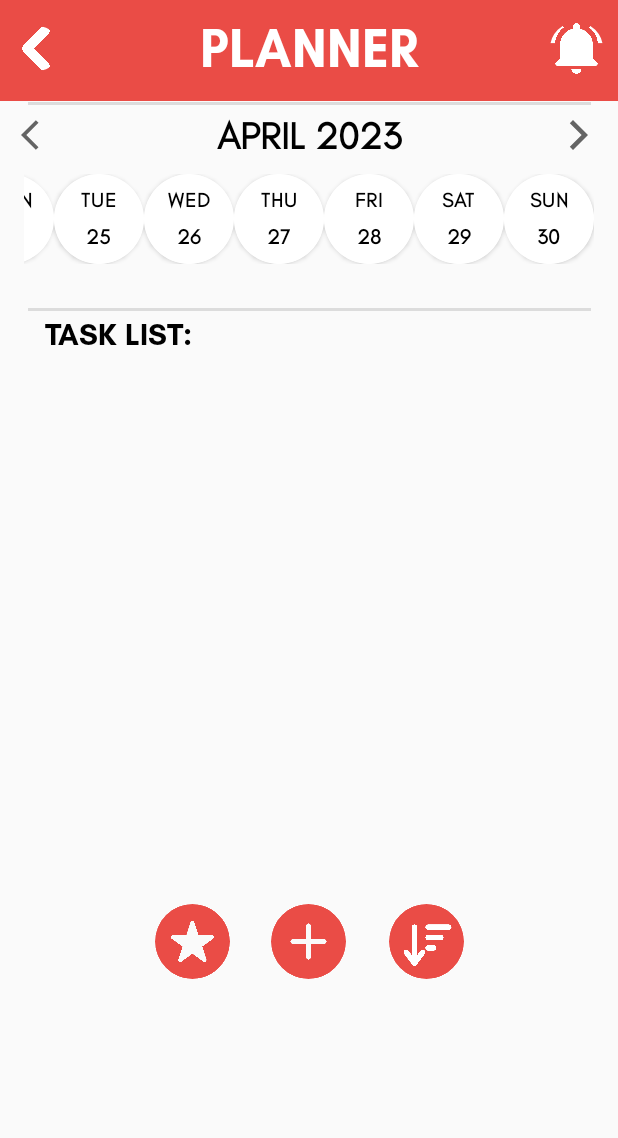
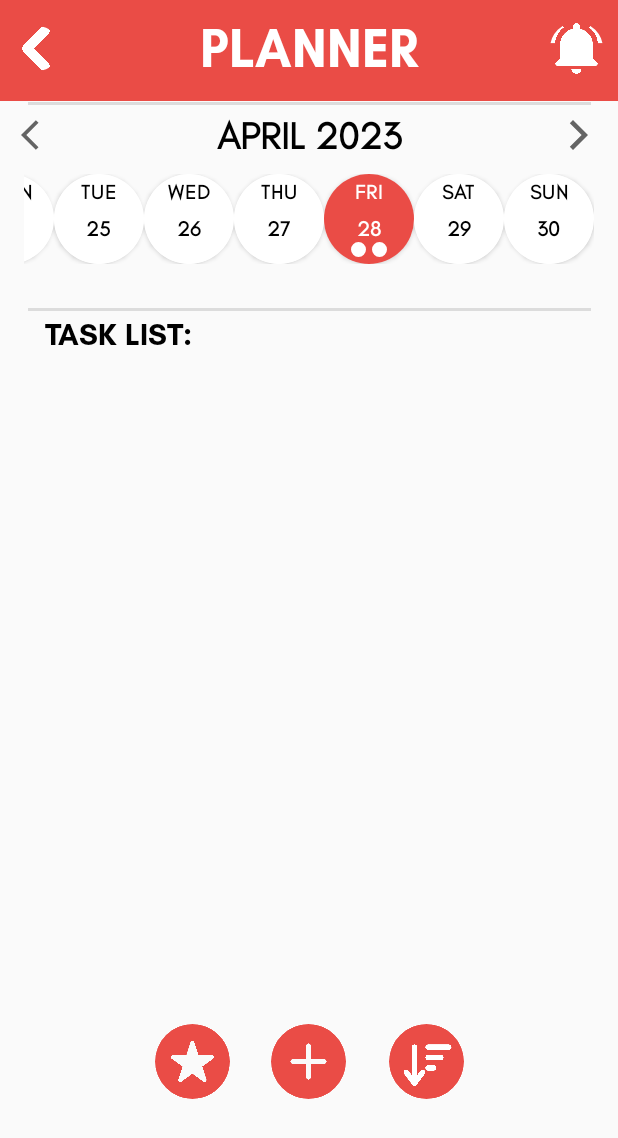
Before and after one commit to jugu612/CS129, an Android app: the Planner screen opened directly, with no data from a screen before it, on a phone screen of 412 x 824 dp. Shown: the top 1138 px of the screen. Run offline under Robolectric (Android 15) with nearby library versions, the phone set to English and light mode, and no system bars; our stand-ins replace data binding; 2 statements that could not run were skipped.

Commit message:
Set default calendar position/Added unit test cases

```diff
--- a/app/src/main/java/com/amadeus/ting/CalendarAdapter.kt
+++ b/app/src/main/java/com/amadeus/ting/CalendarAdapter.kt
@@ -1,28 +1,44 @@
 package com.amadeus.ting
+import android.content.Context
 import android.view.LayoutInflater
 import android.view.View
 import android.view.ViewGroup
 import android.widget.LinearLayout
 import android.widget.TextView
-import androidx.cardview.widget.CardView
 import androidx.core.content.ContextCompat
 import androidx.recyclerview.widget.RecyclerView
-import com.amadeus.ting.R
-import com.amadeus.ting.CalendarDateModel
 import java.time.LocalDate
 
 class CalendarAdapter(private val listener: (calendarDateModel: CalendarDateModel, position: Int) -> Unit) :
-    RecyclerView.Adapter<CalendarAdapter.MyViewHolder>() {
+    RecyclerView.Adapter<CalendarAdapter.CalendarViewHolder>() {
     private val list = ArrayList<CalendarDateModel>()
+    private lateinit var dbHelper:TaskDatabase
+    private lateinit var dialogLayout:View
+
     val current = LocalDate.now()
-    inner class MyViewHolder(view: View) : RecyclerView.ViewHolder(view) {
-        fun bind(calendarDateModel: CalendarDateModel) {
+    inner class CalendarViewHolder(view: View) : RecyclerView.ViewHolder(view) {
+        fun bind(calendarDateModel: CalendarDateModel, taskList:List<TaskModel>) {
+
+
             val calendarDay = itemView.findViewById<TextView>(R.id.tv_calendar_day)
             val calendarDate = itemView.findViewById<TextView>(R.id.tv_calendar_date)
             val cardView = itemView.findViewById<LinearLayout>(R.id.circle_cal)
-            val defaultPos = current.dayOfMonth
+            val dateStatus = itemView.findViewById<LinearLayout>(R.id.test_calstatus)
+            val dateStatus2 = itemView.findViewById<LinearLayout>(R.id.test_calstatus2)
+            val curDate = current.dayOfMonth
+
+            var curCalModel:CalendarDateModel
+
+
+
+
+            //Database instance to grab the date and convert it to a usable string
+            if(calendarDateModel.calendarDate == curDate.toString()){
+                calendarDateModel.isSelected = true
+            }
 
             if (calendarDateModel.isSelected) {
+                curCalModel = calendarDateModel
                 calendarDay.setTextColor(
                     ContextCompat.getColor(
                         itemView.context,
@@ -41,7 +57,11 @@ class CalendarAdapter(private val listener: (calendarDateModel: CalendarDateMode
                         R.color.red
                     )
                 )
-            } else {
+
+            }
+
+
+            else {
                 calendarDay.setTextColor(
                     ContextCompat.getColor(
                         itemView.context,
@@ -62,22 +82,35 @@ class CalendarAdapter(private val listener: (calendarDateModel: CalendarDateMode
                 )
             }
 
+
             calendarDay.text = calendarDateModel.calendarDay
             calendarDate.text = calendarDateModel.calendarDate
             cardView.setOnClickListener {
+                // reset the isSelected flag of all models
+                list.forEach { it.isSelected = false }
+
+                // set the isSelected flag of the clicked model to true
+                calendarDateModel.isSelected = true
+
+                // invoke the click listener with the clicked model and its position
                 listener.invoke(calendarDateModel, adapterPosition)
+
+                // notify the adapter that the data set has changed
+                notifyDataSetChanged()
             }
         }
 
     }
 
-    override fun onCreateViewHolder(parent: ViewGroup, viewType: Int): MyViewHolder {
+    override fun onCreateViewHolder(parent: ViewGroup, viewType: Int): CalendarViewHolder {
         val view = LayoutInflater.from(parent.context).inflate(R.layout.row_calendar_date, parent, false)
-        return MyViewHolder(view)
+        return CalendarViewHolder(view)
     }
 
-    override fun onBindViewHolder(holder: MyViewHolder, position: Int) {
-        holder.bind(list[position])
+    override fun onBindViewHolder(holder: CalendarViewHolder, position: Int) {
+        val dbHelper = TaskDatabase(holder.itemView.context)
+        val taskList = dbHelper.getAllTasks()
+        holder.bind(list[position], taskList)
     }
 
     override fun getItemCount(): Int {
@@ -90,10 +123,6 @@ class CalendarAdapter(private val listener: (calendarDateModel: CalendarDateMode
         notifyDataSetChanged()
     }
 
-    fun scrolltoPos(position: Int){
-
-    }
-
     fun showTasks(){
         // Shows tasks on selected date
     }
--- a/app/src/main/java/com/amadeus/ting/Planner.kt
+++ b/app/src/main/java/com/amadeus/ting/Planner.kt
@@ -173,6 +173,7 @@ class Planner : AppCompatActivity(){
         }
         binding.calendarRecycler.adapter = adapter
         binding.calendarRecycler.scrollToPosition(defPos)
+        // Line below requires debugging, need to check why it doesn't function
         binding.calendarRecycler.findViewHolderForAdapterPosition(defPos+2)?.itemView?.performClick()
     }
 
--- a/app/src/main/java/com/amadeus/ting/TaskAdapter.kt
+++ b/app/src/main/java/com/amadeus/ting/TaskAdapter.kt
@@ -52,6 +52,7 @@ class TaskAdapter: RecyclerView.Adapter<TaskAdapter.TaskViewHolder>() {
         holder.labelTextView.text = currentItem.taskLabel
         holder.itemView.setOnClickListener{onClickItem?.invoke(currentItem)}
         holder.btnDeleteTask.setOnClickListener {
+
             val builder = AlertDialog.Builder(holder.itemView.context)
             builder.setTitle("Delete Task")
             builder.setMessage("Are you sure you want to delete this task?")
--- a/app/src/main/res/layout/activity_planner.xml
+++ b/app/src/main/res/layout/activity_planner.xml
@@ -33,7 +33,6 @@
             app:layout_constraintTop_toTopOf="parent"
             app:layout_constraintVertical_bias="0.914"
             app:shapeAppearanceOverlay="@style/Circle">
-
         </com.google.android.material.imageview.ShapeableImageView>
 
         <TextView
@@ -201,9 +200,11 @@
         android:layout_height="62dp"
         android:layout_gravity="center"
         android:orientation="horizontal"
+        android:layout_marginBottom="10dp"
         app:layout_constraintEnd_toEndOf="parent"
         app:layout_constraintStart_toStartOf="parent"
-        app:layout_constraintTop_toBottomOf="@+id/taskList_Wrapper">
+        app:layout_constraintTop_toBottomOf="@+id/taskList_Wrapper"
+        app:layout_constraintBottom_toBottomOf="parent">
 
         <com.google.android.material.imageview.ShapeableImageView
             android:id="@+id/label_button"
--- a/app/src/main/res/layout/row_calendar_date.xml
+++ b/app/src/main/res/layout/row_calendar_date.xml
@@ -36,6 +36,33 @@
                 android:layout_marginTop="7dp"
                 android:textColor="@color/black"
                 android:textFontWeight="600"/>
+            <LinearLayout
+                android:layout_width="wrap_content"
+                android:layout_height="wrap_content"
+                android:orientation="horizontal">
+                <LinearLayout
+                    android:orientation="vertical"
+                    android:id="@+id/test_calstatus"
+                    android:layout_width="10dp"
+                    android:layout_height="10dp"
+                    android:background="@drawable/roundborder"
+                    android:backgroundTint="@color/white"
+                    android:layout_marginRight="2dp">
+                </LinearLayout>
+
+                <LinearLayout
+                    android:orientation="vertical"
+                    android:id="@+id/test_calstatus2"
+                    android:layout_width="10dp"
+                    android:layout_height="10dp"
+                    android:background="@drawable/roundborder"
+                    android:backgroundTint="@color/white"
+                    android:layout_marginLeft="2dp">
+                </LinearLayout>
+
+            </LinearLayout>
+
+
         </LinearLayout>
     </androidx.cardview.widget.CardView>
 </layout>
--- a/app/src/main/res/layout/sort_popupwindow.xml
+++ b/app/src/main/res/layout/sort_popupwindow.xml
@@ -62,14 +62,14 @@
 
                 <RadioButton
                     android:id="@+id/text_alphabetical"
-                    android:backgroundTint="@drawable/button_effects"
                     android:layout_width="match_parent"
                     android:layout_height="55dp"
                     android:layout_weight="1"
+                    android:backgroundTint="@drawable/button_effects"
+                    android:buttonTint="@drawable/button_effects"
                     android:fontFamily="@font/glacial_indifference"
                     android:paddingStart="16dp"
                     android:paddingEnd="16dp"
-                    android:buttonTint="@drawable/button_effects"
                     android:text="Alphabetical"
                     android:textAllCaps="false"
                     android:textSize="18sp" />
```
Also changed, not shown: 1 other file.
